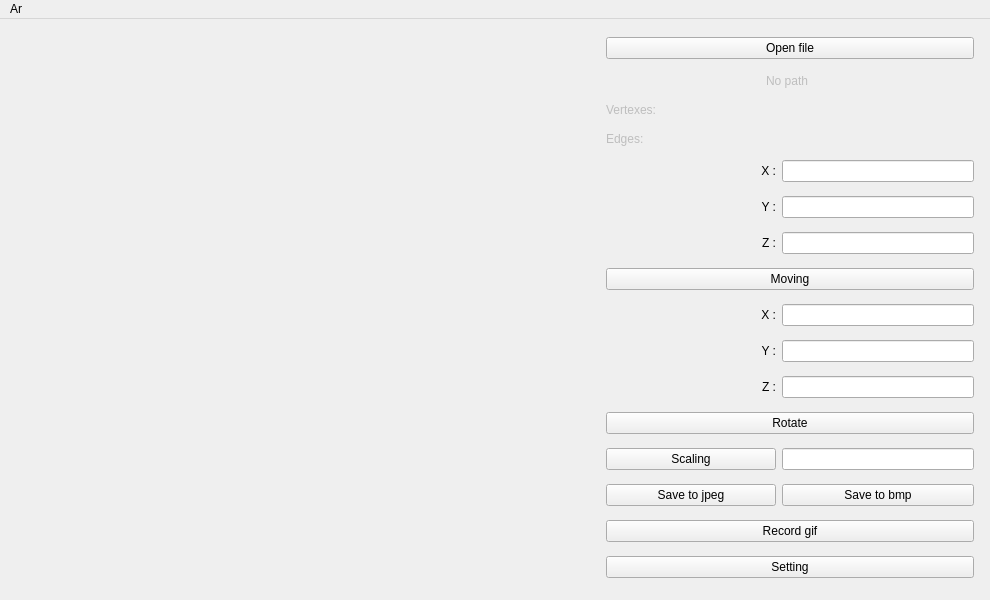
Old version of the form School/C8_3DViewer_v1.0/src_04/mainwindow.ui in the repository Palex068/CData.
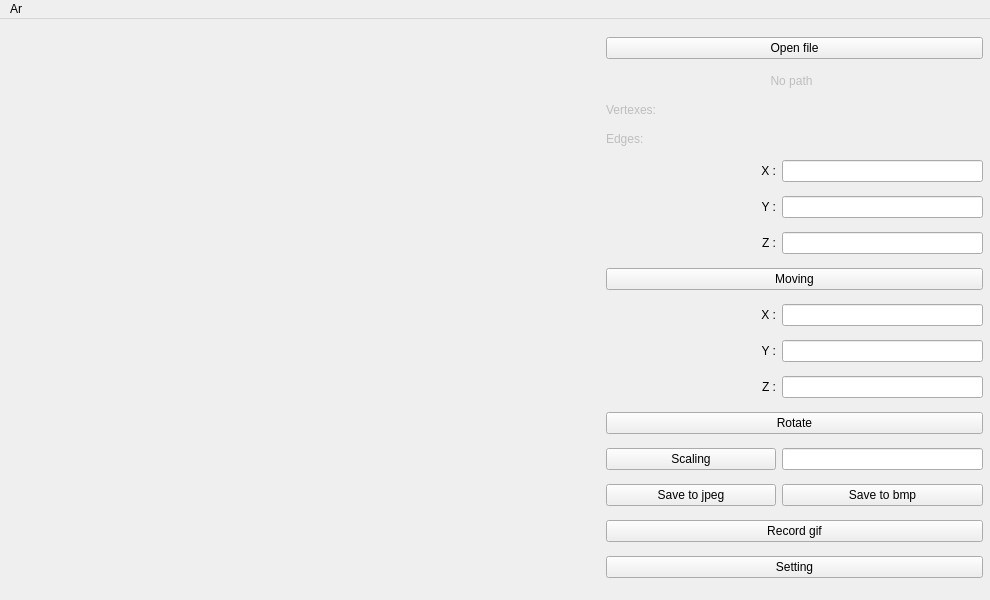
New version of the form. Custom widgets are drawn as their Qt base class.

Diff of the .ui file:
```diff
--- a/School/C8_3DViewer_v1.0/src_04/mainwindow.ui
+++ b/School/C8_3DViewer_v1.0/src_04/mainwindow.ui
@@ -29,7 +29,7 @@
      <rect>
       <x>600</x>
       <y>10</y>
-      <width>384</width>
+      <width>393</width>
       <height>561</height>
      </rect>
     </property>
@@ -38,7 +38,7 @@
       <number>10</number>
      </property>
      <property name="horizontalSpacing">
-      <number>-1</number>
+      <number>6</number>
      </property>
      <item row="3" column="1" colspan="2">
       <widget class="QLabel" name="label_edges">
```
Left out of the diff: 228 changed lines with no effect on the pictures.
